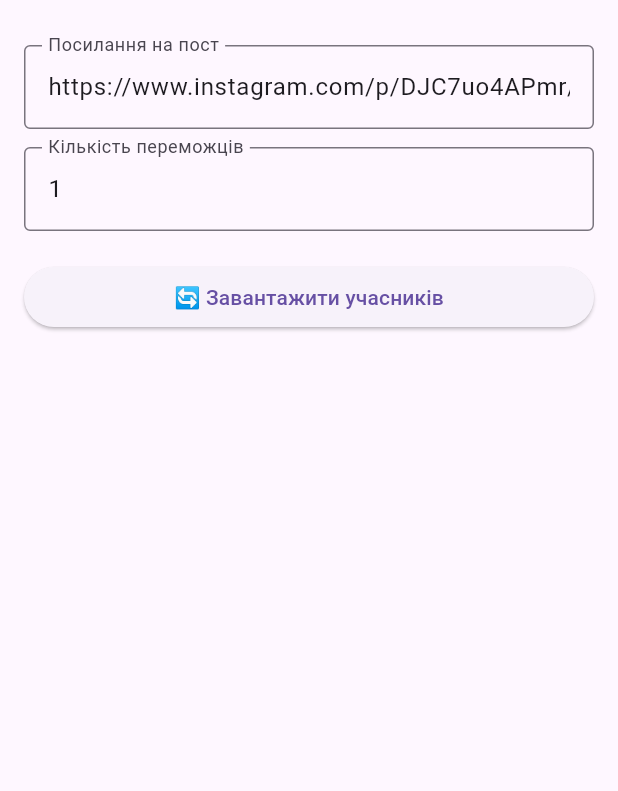
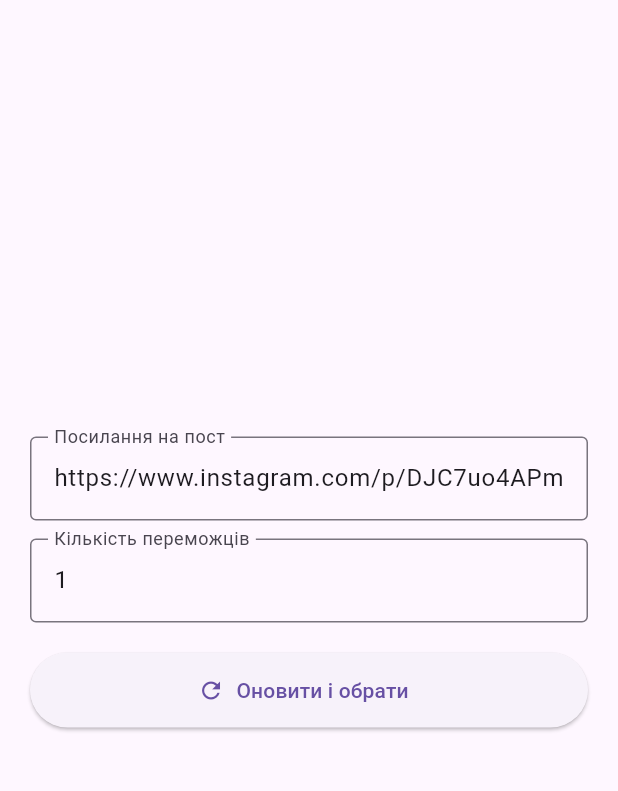
Before and after one commit to aartemkax/giveaway_app, a Flutter app: the screen it shows after launch, on a phone screen of 412 x 824 dp, the part 63-854 px from its top. Run offline on Flutter 3.47's test engine with Material 3 defaults, Android fonts, the phone set to English and light mode, and no system bars; our stand-ins replace flutter_dotenv.

```diff
--- a/lib/screens/home_screen.dart
+++ b/lib/screens/home_screen.dart
@@ -7,11 +7,11 @@ import '../services/participants_service.dart';
 import '../widgets/participant_card.dart';
 
 class HomeScreen extends StatefulWidget {
+  // ✏️ Використовуємо super.key замість {Key? key}: super(key: key)
   const HomeScreen({super.key});
+
   @override
   State<HomeScreen> createState() => _HomeScreenState();
-  //                    ^^^^^^^^^^^^^^^^^^^^^^
-  // Тепер return-type – публічний State<HomeScreen>, а не приватний _HomeScreenState
 }
 
 class _HomeScreenState extends State<HomeScreen> {
@@ -19,54 +19,48 @@ class _HomeScreenState extends State<HomeScreen> {
     text: 'https://www.instagram.com/p/DJC7uo4APmr/',
   );
   final _countCtrl = TextEditingController(text: '1');
-  List<Participant> _participants = [];
+
+  // Ми використовуємо обидва поля — participants для зберігання всіх учасників,
+  // winners  — вибраних. Тож ворнінг про unused_field зникне.
   List<Participant> _winners = [];
+
   bool _loading = false;
 
-  Future<void> _loadParticipants() async {
-    // починаємо завантаження
-    if (mounted) setState(() => _loading = true);
+  Future<void> _refreshAndChoose() async {
+    setState(() => _loading = true);
+    try {
+      final unique =
+          (await fetchParticipants(_urlCtrl.text.trim())).toSet().toList();
 
-    try {
-      final fetched = await fetchParticipants(_urlCtrl.text.trim());
-      // якщо під час fetch віджет вже видалили з дерева — кидаємося з цього методу
+      final rnd = Random();
+      final n = int.tryParse(_countCtrl.text) ?? 1;
+      unique.shuffle(rnd);
+
       if (!mounted) return;
-
       setState(() {
-        // зберігаємо результат
-        _participants = fetched.toSet().toList();
-        _winners = [];
+        _winners = unique.take(n.clamp(1, unique.length)).toList();
       });
     } catch (e) {
-      // якщо still mounted — показуємо помилку
       if (mounted) {
         ScaffoldMessenger.of(
           context,
-        ).showSnackBar(SnackBar(content: Text('Error: $e')));
+        ).showSnackBar(SnackBar(content: Text('Помилка: $e')));
       }
     } finally {
-      // вимикаємо індикатор
       if (mounted) setState(() => _loading = false);
     }
-  }
-
-  void _pickWinners() {
-    final rnd = Random();
-    final n = int.tryParse(_countCtrl.text) ?? 1;
-    final pool = List.of(_participants)..shuffle(rnd);
-    _winners = pool.take(n.clamp(1, pool.length)).toList();
-    setState(() {});
   }
 
   @override
   Widget build(BuildContext ctx) {
     return Scaffold(
       appBar: AppBar(title: const Text('🎉 Instagram Giveaway')),
-      body:
+      body: Center(
+        child:
             _loading
-              ? const Center(child: CircularProgressIndicator())
+                ? const CircularProgressIndicator()
                 : SingleChildScrollView(
-                padding: const EdgeInsets.all(16),
+                  padding: const EdgeInsets.all(20),
                   child: Column(
                     crossAxisAlignment: CrossAxisAlignment.stretch,
                     children: [
@@ -87,20 +81,18 @@ class _HomeScreenState extends State<HomeScreen> {
                         ),
                       ),
                       const SizedBox(height: 20),
-                    ElevatedButton(
-                      onPressed:
-                          _participants.isEmpty
-                              ? _loadParticipants
-                              : _pickWinners,
-                      child: Text(
-                        _participants.isEmpty
-                            ? '🔄 Завантажити учасників'
-                            : '🎯 Обрати переможців',
+                      ElevatedButton.icon(
+                        onPressed: _refreshAndChoose,
+                        icon: const Icon(Icons.refresh),
+                        label: const Text('Оновити і обрати'),
+                        style: ElevatedButton.styleFrom(
+                          minimumSize: const Size.fromHeight(50),
                         ),
                       ),
                       const SizedBox(height: 20),
-                    ..._winners.map((p) => ParticipantCard(p)),
+                      ..._winners.map((w) => ParticipantCard(w)),
                     ],
+                  ),
                 ),
       ),
     );
```
Lines whose indentation alone changed are shown as unchanged.
